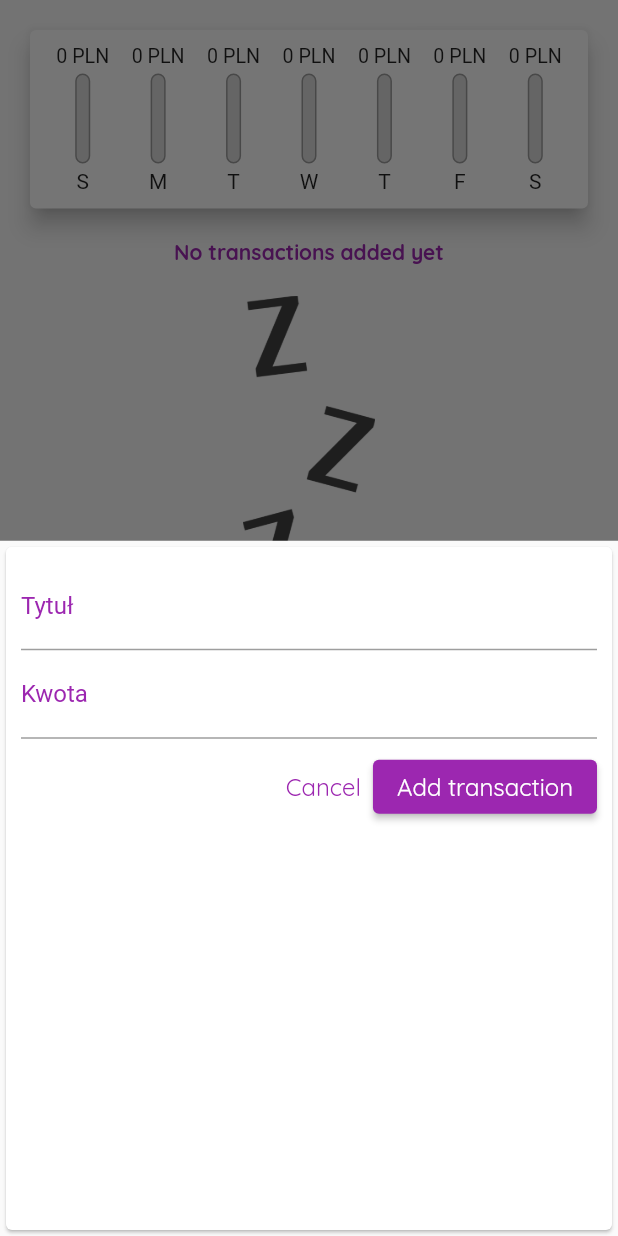
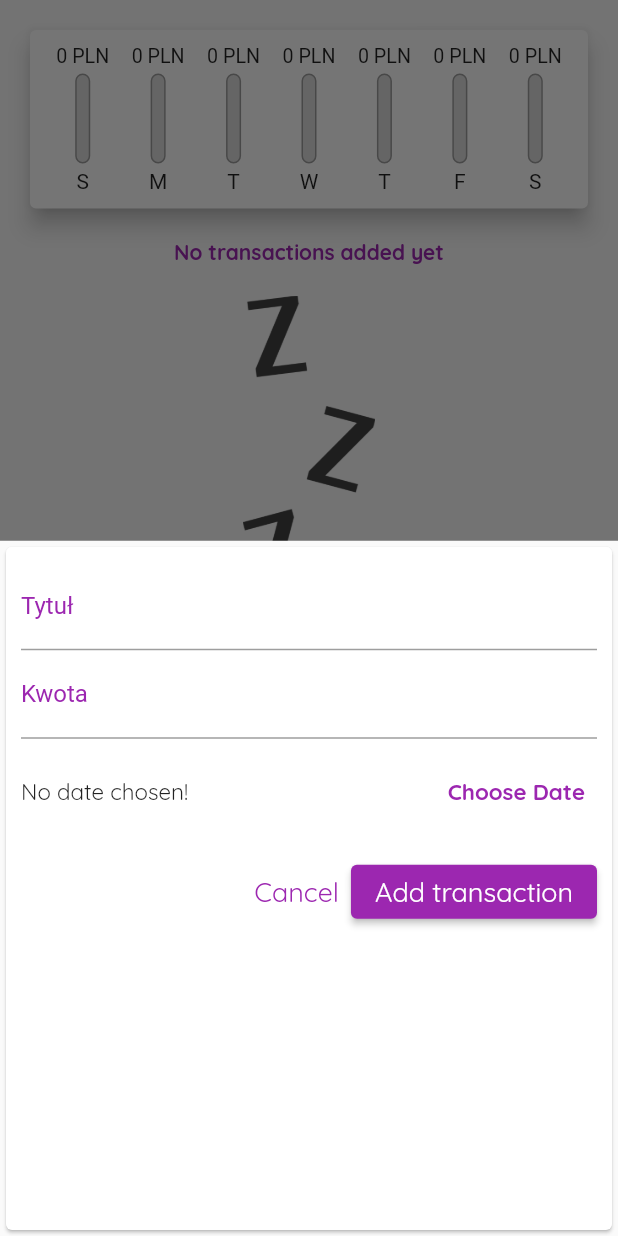
Before and after one commit to kopiHyper/expenses_tracker, a Flutter app: the screen it shows after launch, after a tap on the "add circle" icon, on a phone screen of 412 x 824 dp. Run offline on Flutter 3.47's test engine with Material 2 defaults, Android fonts, the phone set to English and light mode, and no system bars.

Commit message:
Added removing icon button and reversed the bar filling

```diff
--- a/lib/main.dart
+++ b/lib/main.dart
@@ -3,7 +3,6 @@ import './widgets/transaction_list.dart';
 import './models/transaction.dart';
 import './widgets/chart.dart';
 import 'package:flutter/material.dart';
-import 'dart:core';
 
 void main() => runApp(MyWidget());
 
@@ -15,6 +14,9 @@ class MyWidget extends StatelessWidget {
     return MaterialApp(
       title: 'ExpensesTracker',
       home: MyHomePage(),
+      theme: ThemeData(
+        primarySwatch: Colors.purple,
+      ),
     );
   }
 }
@@ -25,20 +27,7 @@ class MyHomePage extends StatefulWidget {
 }
 
 class _MyHomePageState extends State<MyHomePage> {
-  final List<Transaction> _userTransactions = [
-    // Transaction(
-    //   id: 't1',
-    //   title: 'New Shoes',
-    //   amount: 69.99,
-    //   date: DateTime.now(),
-    // ),
-    // Transaction(
-    //   id: 't2',
-    //   title: 'New Shirt',
-    //   amount: 19.99,
-    //   date: DateTime.now(),
-    // )
-  ];
+  final List<Transaction> _userTransactions = [];
 
   List<Transaction> get _recentTransactions {
     return _userTransactions.where((tx) {
@@ -50,12 +39,13 @@ class _MyHomePageState extends State<MyHomePage> {
     }).toList();
   }
 
-  void _addNewTransaction(String txTitle, double txAmount) {
+  void _addNewTransaction(
+      String txTitle, double txAmount, DateTime chosenDate) {
     final newTx = Transaction(
       title: txTitle,
       amount: txAmount,
-      date: DateTime.now(),
-      id: DateTime.now.toString(),
+      date: chosenDate,
+      id: DateTime.now().toString(),
     );
 
     setState(() {
@@ -72,6 +62,12 @@ class _MyHomePageState extends State<MyHomePage> {
     );
   }
 
+  void _deleteTransaction(String id) {
+    setState(() {
+      _userTransactions.removeWhere((tx) => tx.id == id);
+    });
+  }
+
   @override
   Widget build(BuildContext context) {
     return Scaffold(
@@ -84,7 +80,7 @@ class _MyHomePageState extends State<MyHomePage> {
             crossAxisAlignment: CrossAxisAlignment.center,
             children: [
               Chart(_recentTransactions),
-              TransactionList(_userTransactions),
+              TransactionList(_userTransactions, _deleteTransaction),
             ],
           ),
         ),
--- a/lib/widgets/chart_bar.dart
+++ b/lib/widgets/chart_bar.dart
@@ -32,12 +32,15 @@ class ChartBar extends StatelessWidget {
                   borderRadius: BorderRadius.circular(20),
                 ),
               ),
-              FractionallySizedBox(
-                heightFactor: spendingPctOfTotal,
-                child: Container(
-                  decoration: BoxDecoration(
-                    color: Colors.purple,
-                    borderRadius: BorderRadius.circular(20),
+              Align(
+                alignment: Alignment.bottomCenter,
+                child: FractionallySizedBox(
+                  heightFactor: spendingPctOfTotal,
+                  child: Container(
+                    decoration: BoxDecoration(
+                      color: Colors.purple,
+                      borderRadius: BorderRadius.circular(20),
+                    ),
                   ),
                 ),
               ),
--- a/lib/widgets/new_transaction.dart
+++ b/lib/widgets/new_transaction.dart
@@ -1,4 +1,5 @@
 import 'package:flutter/material.dart';
+import 'package:intl/intl.dart';
 
 class NewTransaction extends StatefulWidget {
   final Function addTx;
@@ -10,24 +11,42 @@ class NewTransaction extends StatefulWidget {
 }
 
 class _NewTransactionState extends State<NewTransaction> {
-  final titleController = TextEditingController();
+  final _titleController = TextEditingController();
   late final closeModal = Navigator.of(context).pop();
-  final amountController = TextEditingController();
+  final _amountController = TextEditingController();
+  DateTime? _selectedDate;
 
-  void submitData() {
-    final enteredTitle = titleController.text;
-    final enteredAmount = double.parse(amountController.text);
-
-    if (enteredTitle.isEmpty || enteredAmount <= 0) {
+  void _submitData() {
+    if (_amountController.text.isEmpty) {
       return;
     }
 
-    widget.addTx(
-      enteredTitle,
-      enteredAmount,
-    );
+    final enteredTitle = _titleController.text;
+    final enteredAmount = double.parse(_amountController.text);
+
+    if (enteredTitle.isEmpty || enteredAmount <= 0 || _selectedDate == null) {
+      return;
+    }
+
+    widget.addTx(enteredTitle, enteredAmount, _selectedDate);
 
     closeModal;
+  }
+
+  void _presentDatePicker() {
+    showDatePicker(
+      context: context,
+      initialDate: DateTime.now(),
+      firstDate: DateTime(2023),
+      lastDate: DateTime.now(),
+    ).then((pickedDate) {
+      if (pickedDate == null) {
+        return;
+      }
+      setState(() {
+        _selectedDate = pickedDate;
+      });
+    });
   }
 
   @override
@@ -49,9 +68,9 @@ class _NewTransactionState extends State<NewTransaction> {
                   borderSide: BorderSide(color: Colors.purple),
                 ),
               ),
-              controller: titleController,
+              controller: _titleController,
               onSubmitted: (_) => {
-                submitData,
+                _submitData,
               },
             ),
             TextField(
@@ -65,13 +84,43 @@ class _NewTransactionState extends State<NewTransaction> {
                   borderSide: BorderSide(color: Colors.purple),
                 ),
               ),
-              controller: amountController,
+              controller: _amountController,
               keyboardType: TextInputType.numberWithOptions(
                 decimal: true,
               ),
               onSubmitted: (_) => {
-                submitData,
+                _submitData,
               },
+            ),
+            Container(
+              height: 70,
+              child: Row(
+                children: [
+                  Expanded(
+                    child: Text(
+                      _selectedDate == null
+                          ? 'No date chosen!'
+                          : 'Picked date: ${DateFormat.yMd().format(_selectedDate!)}',
+                      style: TextStyle(
+                        fontFamily: 'Quicksand',
+                        fontSize: 15,
+                      ),
+                    ),
+                  ),
+                  TextButton(
+                    child: Text(
+                      'Choose Date',
+                      style: TextStyle(
+                        fontFamily: 'Quicksand',
+                        fontWeight: FontWeight.bold,
+                        fontSize: 15,
+                        color: Colors.purple,
+                      ),
+                    ),
+                    onPressed: _presentDatePicker,
+                  )
+                ],
+              ),
             ),
             Container(
               margin: EdgeInsets.symmetric(vertical: 8),
@@ -83,7 +132,7 @@ class _NewTransactionState extends State<NewTransaction> {
                         'Cancel',
                         style: TextStyle(
                           fontFamily: 'Quicksand',
-                          fontSize: 16,
+                          fontSize: 18,
                           color: Colors.purple,
                         ),
                       ),
@@ -92,7 +141,7 @@ class _NewTransactionState extends State<NewTransaction> {
                     child: Text(
                       'Add transaction',
                       style: TextStyle(
-                        fontSize: 16,
+                        fontSize: 18,
                         fontFamily: 'Quicksand',
                       ),
                     ),
@@ -100,7 +149,7 @@ class _NewTransactionState extends State<NewTransaction> {
                       foregroundColor: Colors.white,
                       backgroundColor: Colors.purple,
                     ),
-                    onPressed: submitData,
+                    onPressed: _submitData,
                   ),
                 ],
               ),
--- a/lib/widgets/transaction_list.dart
+++ b/lib/widgets/transaction_list.dart
@@ -4,8 +4,9 @@ import 'package:intl/intl.dart';
 
 class TransactionList extends StatelessWidget {
   final List<Transaction> transactions;
+  final Function deleteTx;
 
-  TransactionList(this.transactions);
+  TransactionList(this.transactions, this.deleteTx);
 
   @override
   Widget build(BuildContext context) {
@@ -72,6 +73,11 @@ class TransactionList extends StatelessWidget {
                         fontSize: 14,
                       ),
                     ),
+                    trailing: IconButton(
+                      icon: Icon(Icons.delete),
+                      color: Colors.red,
+                      onPressed: () => deleteTx(transactions[index].id),
+                    ),
                   ),
                 );
               },
```
